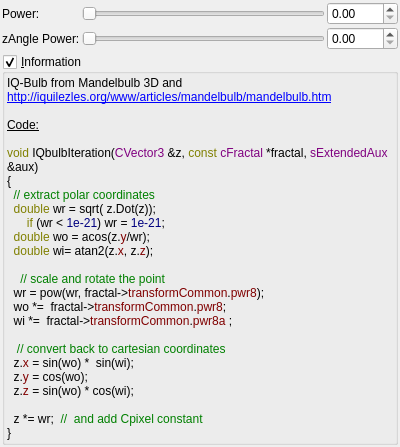
Qt form mandelbulber2/qt_data/fractal_iq_bulb.ui (buddhi1980/mandelbulber2) before a commit.
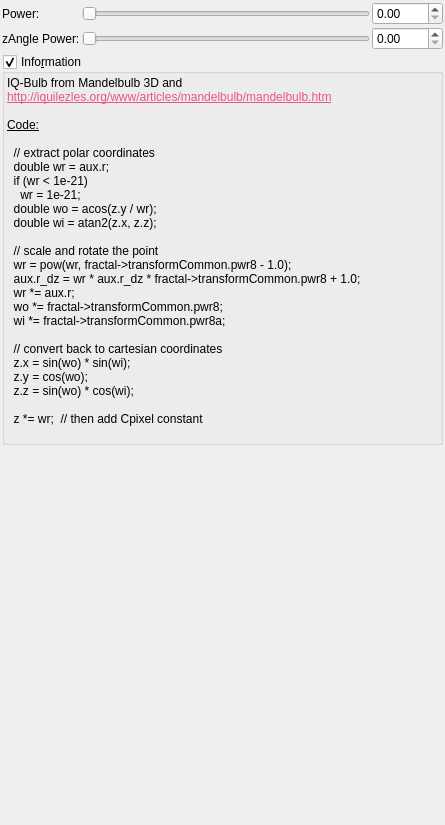
The same form after that commit. Custom widgets are drawn as their Qt base class.

Commit message: Added information boxes to several formulas. Formated code for fractal formulas.

What changed in the file:
```diff
--- a/mandelbulber2/qt_data/fractal_iq_bulb.ui
+++ b/mandelbulber2/qt_data/fractal_iq_bulb.ui
@@ -6,8 +6,8 @@
    <rect>
     <x>0</x>
     <y>0</y>
-    <width>400</width>
-    <height>300</height>
+    <width>445</width>
+    <height>825</height>
    </rect>
   </property>
   <property name="windowTitle">
@@ -157,7 +157,7 @@
    <item>
     <widget class="MyGroupBox" name="groupCheck_info">
      <property name="title">
-      <string>&amp;Information</string>
+      <string>Info&amp;rmation</string>
      </property>
      <property name="flat">
       <bool>false</bool>
@@ -187,33 +187,33 @@
          <string>&lt;!DOCTYPE HTML PUBLIC &quot;-//W3C//DTD HTML 4.0//EN&quot; &quot;http://www.w3.org/TR/REC-html40/strict.dtd&quot;&gt;
 &lt;html&gt;&lt;head&gt;&lt;meta name=&quot;qrichtext&quot; content=&quot;1&quot; /&gt;&lt;style type=&quot;text/css&quot;&gt;
 p, li { white-space: pre-wrap; }
-&lt;/style&gt;&lt;/head&gt;&lt;body style=&quot; font-family:'Ubuntu'; font-size:11pt; font-weight:400; font-style:normal;&quot;&gt;
-&lt;p style=&quot; margin-top:0px; margin-bottom:0px; margin-left:0px; margin-right:0px; -qt-block-indent:0; text-indent:0px;&quot;&gt;&lt;span style=&quot; font-family:'Apolonia Nova Lekka OT'; font-size:9pt; font-weight:200;&quot;&gt;IQ-Bulb from Mandelbulb 3D and&lt;/span&gt;&lt;/p&gt;
-&lt;p style=&quot; margin-top:0px; margin-bottom:0px; margin-left:0px; margin-right:0px; -qt-block-indent:0; text-indent:0px;&quot;&gt;&lt;a href=&quot;http://iquilezles.org/www/articles/mandelbulb/mandelbulb.htm&quot;&gt;&lt;span style=&quot; font-size:9pt; text-decoration: underline; color:#0000ff;&quot;&gt;http://iquilezles.org/www/articles/mandelbulb/mandelbulb.htm&lt;/span&gt;&lt;/a&gt;&lt;/p&gt;
-&lt;p style=&quot;-qt-paragraph-type:empty; margin-top:0px; margin-bottom:0px; margin-left:0px; margin-right:0px; -qt-block-indent:0; text-indent:0px; font-family:'Apolonia Nova Lekka OT'; font-size:9pt; font-weight:200;&quot;&gt;&lt;br /&gt;&lt;/p&gt;
-&lt;p style=&quot; margin-top:0px; margin-bottom:0px; margin-left:0px; margin-right:0px; -qt-block-indent:0; text-indent:0px;&quot;&gt;&lt;span style=&quot; font-family:'Apolonia Nova Lekka OT'; font-size:9pt; font-weight:200; text-decoration: underline;&quot;&gt;Code:&lt;/span&gt;&lt;/p&gt;
-&lt;p style=&quot;-qt-paragraph-type:empty; margin-top:0px; margin-bottom:0px; margin-left:0px; margin-right:0px; -qt-block-indent:0; text-indent:0px; font-family:'Apolonia Nova Lekka OT'; font-size:9pt; font-weight:200; text-decoration: underline;&quot;&gt;&lt;br /&gt;&lt;/p&gt;
-&lt;p style=&quot; margin-top:0px; margin-bottom:0px; margin-left:0px; margin-right:0px; -qt-block-indent:0; text-indent:0px;&quot;&gt;&lt;span style=&quot; font-size:9pt; color:#808000;&quot;&gt;void&lt;/span&gt;&lt;span style=&quot; font-size:9pt; color:#c0c0c0;&quot;&gt; &lt;/span&gt;&lt;span style=&quot; font-size:9pt; color:#000000;&quot;&gt;IQbulbIteration(&lt;/span&gt;&lt;span style=&quot; font-size:9pt; color:#800080;&quot;&gt;CVector3&lt;/span&gt;&lt;span style=&quot; font-size:9pt; color:#c0c0c0;&quot;&gt; &lt;/span&gt;&lt;span style=&quot; font-size:9pt; color:#000000;&quot;&gt;&amp;amp;z,&lt;/span&gt;&lt;span style=&quot; font-size:9pt; color:#c0c0c0;&quot;&gt; &lt;/span&gt;&lt;span style=&quot; font-size:9pt; color:#808000;&quot;&gt;const&lt;/span&gt;&lt;span style=&quot; font-size:9pt; color:#c0c0c0;&quot;&gt; &lt;/span&gt;&lt;span style=&quot; font-size:9pt; color:#800080;&quot;&gt;cFractal&lt;/span&gt;&lt;span style=&quot; font-size:9pt; color:#c0c0c0;&quot;&gt; &lt;/span&gt;&lt;span style=&quot; font-size:9pt; color:#000000;&quot;&gt;*fractal,&lt;/span&gt;&lt;span style=&quot; font-size:9pt; color:#c0c0c0;&quot;&gt; &lt;/span&gt;&lt;span style=&quot; font-size:9pt; color:#800080;&quot;&gt;sExtendedAux&lt;/span&gt;&lt;span style=&quot; font-size:9pt; color:#c0c0c0;&quot;&gt; &lt;/span&gt;&lt;span style=&quot; font-size:9pt; color:#000000;&quot;&gt;&amp;amp;aux)&lt;/span&gt;&lt;/p&gt;
-&lt;p style=&quot; margin-top:0px; margin-bottom:0px; margin-left:0px; margin-right:0px; -qt-block-indent:0; text-indent:0px;&quot;&gt;&lt;span style=&quot; font-family:'Courier New,courier'; font-size:9pt; color:#000000;&quot;&gt;{&lt;/span&gt;&lt;/p&gt;
-&lt;p style=&quot; margin-top:0px; margin-bottom:0px; margin-left:0px; margin-right:0px; -qt-block-indent:0; text-indent:0px;&quot;&gt;&lt;span style=&quot; font-family:'Courier New,courier'; font-size:9pt; color:#c0c0c0;&quot;&gt;  &lt;/span&gt;&lt;span style=&quot; font-family:'Courier New,courier'; font-size:9pt; color:#008000;&quot;&gt;//&lt;/span&gt;&lt;span style=&quot; font-family:'Courier New,courier'; font-size:9pt; color:#c0c0c0;&quot;&gt; &lt;/span&gt;&lt;span style=&quot; font-family:'Courier New,courier'; font-size:9pt; color:#008000;&quot;&gt;extract&lt;/span&gt;&lt;span style=&quot; font-family:'Courier New,courier'; font-size:9pt; color:#c0c0c0;&quot;&gt; &lt;/span&gt;&lt;span style=&quot; font-family:'Courier New,courier'; font-size:9pt; color:#008000;&quot;&gt;polar&lt;/span&gt;&lt;span style=&quot; font-family:'Courier New,courier'; font-size:9pt; color:#c0c0c0;&quot;&gt; &lt;/span&gt;&lt;span style=&quot; font-family:'Courier New,courier'; font-size:9pt; color:#008000;&quot;&gt;coordinates&lt;/span&gt;&lt;/p&gt;
-&lt;p style=&quot; margin-top:0px; margin-bottom:0px; margin-left:0px; margin-right:0px; -qt-block-indent:0; text-indent:0px;&quot;&gt;&lt;span style=&quot; font-family:'Courier New,courier'; font-size:9pt; color:#c0c0c0;&quot;&gt;  &lt;/span&gt;&lt;span style=&quot; font-family:'Courier New,courier'; font-size:9pt; color:#808000;&quot;&gt;double&lt;/span&gt;&lt;span style=&quot; font-family:'Courier New,courier'; font-size:9pt; color:#c0c0c0;&quot;&gt; &lt;/span&gt;&lt;span style=&quot; font-family:'Courier New,courier'; font-size:9pt; color:#000000;&quot;&gt;wr&lt;/span&gt;&lt;span style=&quot; font-family:'Courier New,courier'; font-size:9pt; color:#c0c0c0;&quot;&gt; &lt;/span&gt;&lt;span style=&quot; font-family:'Courier New,courier'; font-size:9pt; color:#000000;&quot;&gt;=&lt;/span&gt;&lt;span style=&quot; font-family:'Courier New,courier'; font-size:9pt; color:#c0c0c0;&quot;&gt; &lt;/span&gt;&lt;span style=&quot; font-family:'Courier New,courier'; font-size:9pt; color:#000000;&quot;&gt;sqrt(&lt;/span&gt;&lt;span style=&quot; font-family:'Courier New,courier'; font-size:9pt; color:#c0c0c0;&quot;&gt; &lt;/span&gt;&lt;span style=&quot; font-family:'Courier New,courier'; font-size:9pt; color:#000000;&quot;&gt;z.Dot(z));&lt;/span&gt;&lt;/p&gt;
-&lt;p style=&quot; margin-top:0px; margin-bottom:0px; margin-left:0px; margin-right:0px; -qt-block-indent:0; text-indent:0px;&quot;&gt;&lt;span style=&quot; font-size:9pt; color:#c0c0c0;&quot;&gt;      &lt;/span&gt;&lt;span style=&quot; font-size:9pt; color:#808000;&quot;&gt;if&lt;/span&gt;&lt;span style=&quot; font-size:9pt; color:#c0c0c0;&quot;&gt; &lt;/span&gt;&lt;span style=&quot; font-size:9pt; color:#000000;&quot;&gt;(wr&lt;/span&gt;&lt;span style=&quot; font-size:9pt; color:#c0c0c0;&quot;&gt; &lt;/span&gt;&lt;span style=&quot; font-size:9pt; color:#000000;&quot;&gt;&amp;lt;&lt;/span&gt;&lt;span style=&quot; font-size:9pt; color:#c0c0c0;&quot;&gt; &lt;/span&gt;&lt;span style=&quot; font-size:9pt; color:#000080;&quot;&gt;1e-21&lt;/span&gt;&lt;span style=&quot; font-size:9pt; color:#000000;&quot;&gt;)&lt;/span&gt;&lt;span style=&quot; font-size:9pt; color:#c0c0c0;&quot;&gt; &lt;/span&gt;&lt;span style=&quot; font-size:9pt; color:#000000;&quot;&gt;wr&lt;/span&gt;&lt;span style=&quot; font-size:9pt; color:#c0c0c0;&quot;&gt; &lt;/span&gt;&lt;span style=&quot; font-size:9pt; color:#000000;&quot;&gt;=&lt;/span&gt;&lt;span style=&quot; font-size:9pt; color:#c0c0c0;&quot;&gt; &lt;/span&gt;&lt;span style=&quot; font-size:9pt; color:#000080;&quot;&gt;1e-21&lt;/span&gt;&lt;span style=&quot; font-size:9pt; color:#000000;&quot;&gt;;&lt;/span&gt;&lt;/p&gt;
-&lt;p style=&quot; margin-top:0px; margin-bottom:0px; margin-left:0px; margin-right:0px; -qt-block-indent:0; text-indent:0px;&quot;&gt;&lt;span style=&quot; font-family:'Courier New,courier'; font-size:9pt; color:#c0c0c0;&quot;&gt;  &lt;/span&gt;&lt;span style=&quot; font-family:'Courier New,courier'; font-size:9pt; color:#808000;&quot;&gt;double&lt;/span&gt;&lt;span style=&quot; font-family:'Courier New,courier'; font-size:9pt; color:#c0c0c0;&quot;&gt; &lt;/span&gt;&lt;span style=&quot; font-family:'Courier New,courier'; font-size:9pt; color:#000000;&quot;&gt;wo&lt;/span&gt;&lt;span style=&quot; font-family:'Courier New,courier'; font-size:9pt; color:#c0c0c0;&quot;&gt; &lt;/span&gt;&lt;span style=&quot; font-family:'Courier New,courier'; font-size:9pt; color:#000000;&quot;&gt;=&lt;/span&gt;&lt;span style=&quot; font-family:'Courier New,courier'; font-size:9pt; color:#c0c0c0;&quot;&gt; &lt;/span&gt;&lt;span style=&quot; font-family:'Courier New,courier'; font-size:9pt; color:#000000;&quot;&gt;acos(z.&lt;/span&gt;&lt;span style=&quot; font-family:'Courier New,courier'; font-size:9pt; color:#800000;&quot;&gt;y&lt;/span&gt;&lt;span style=&quot; font-family:'Courier New,courier'; font-size:9pt; color:#000000;&quot;&gt;/wr);&lt;/span&gt;&lt;/p&gt;
-&lt;p style=&quot; margin-top:0px; margin-bottom:0px; margin-left:0px; margin-right:0px; -qt-block-indent:0; text-indent:0px;&quot;&gt;&lt;span style=&quot; font-family:'Courier New,courier'; font-size:9pt; color:#c0c0c0;&quot;&gt;  &lt;/span&gt;&lt;span style=&quot; font-family:'Courier New,courier'; font-size:9pt; color:#808000;&quot;&gt;double&lt;/span&gt;&lt;span style=&quot; font-family:'Courier New,courier'; font-size:9pt; color:#c0c0c0;&quot;&gt; &lt;/span&gt;&lt;span style=&quot; font-family:'Courier New,courier'; font-size:9pt; color:#000000;&quot;&gt;wi=&lt;/span&gt;&lt;span style=&quot; font-family:'Courier New,courier'; font-size:9pt; color:#c0c0c0;&quot;&gt; &lt;/span&gt;&lt;span style=&quot; font-family:'Courier New,courier'; font-size:9pt; color:#000000;&quot;&gt;atan2(z.&lt;/span&gt;&lt;span style=&quot; font-family:'Courier New,courier'; font-size:9pt; color:#800000;&quot;&gt;x&lt;/span&gt;&lt;span style=&quot; font-family:'Courier New,courier'; font-size:9pt; color:#000000;&quot;&gt;,&lt;/span&gt;&lt;span style=&quot; font-family:'Courier New,courier'; font-size:9pt; color:#c0c0c0;&quot;&gt; &lt;/span&gt;&lt;span style=&quot; font-family:'Courier New,courier'; font-size:9pt; color:#000000;&quot;&gt;z.&lt;/span&gt;&lt;span style=&quot; font-family:'Courier New,courier'; font-size:9pt; color:#800000;&quot;&gt;z&lt;/span&gt;&lt;span style=&quot; font-family:'Courier New,courier'; font-size:9pt; color:#000000;&quot;&gt;);&lt;/span&gt;&lt;/p&gt;
-&lt;p style=&quot;-qt-paragraph-type:empty; margin-top:0px; margin-bottom:0px; margin-left:0px; margin-right:0px; -qt-block-indent:0; text-indent:0px; font-family:'Courier New,courier'; font-size:9pt;&quot;&gt;&lt;br /&gt;&lt;/p&gt;
-&lt;p style=&quot; margin-top:0px; margin-bottom:0px; margin-left:0px; margin-right:0px; -qt-block-indent:0; text-indent:0px;&quot;&gt;&lt;span style=&quot; font-family:'Courier New,courier'; font-size:9pt; color:#c0c0c0;&quot;&gt;    &lt;/span&gt;&lt;span style=&quot; font-family:'Courier New,courier'; font-size:9pt; color:#008000;&quot;&gt;//&lt;/span&gt;&lt;span style=&quot; font-family:'Courier New,courier'; font-size:9pt; color:#c0c0c0;&quot;&gt; &lt;/span&gt;&lt;span style=&quot; font-family:'Courier New,courier'; font-size:9pt; color:#008000;&quot;&gt;scale&lt;/span&gt;&lt;span style=&quot; font-family:'Courier New,courier'; font-size:9pt; color:#c0c0c0;&quot;&gt; &lt;/span&gt;&lt;span style=&quot; font-family:'Courier New,courier'; font-size:9pt; color:#008000;&quot;&gt;and&lt;/span&gt;&lt;span style=&quot; font-family:'Courier New,courier'; font-size:9pt; color:#c0c0c0;&quot;&gt; &lt;/span&gt;&lt;span style=&quot; font-family:'Courier New,courier'; font-size:9pt; color:#008000;&quot;&gt;rotate&lt;/span&gt;&lt;span style=&quot; font-family:'Courier New,courier'; font-size:9pt; color:#c0c0c0;&quot;&gt; &lt;/span&gt;&lt;span style=&quot; font-family:'Courier New,courier'; font-size:9pt; color:#008000;&quot;&gt;the&lt;/span&gt;&lt;span style=&quot; font-family:'Courier New,courier'; font-size:9pt; color:#c0c0c0;&quot;&gt; &lt;/span&gt;&lt;span style=&quot; font-family:'Courier New,courier'; font-size:9pt; color:#008000;&quot;&gt;point&lt;/span&gt;&lt;/p&gt;
-&lt;p style=&quot; margin-top:0px; margin-bottom:0px; margin-left:0px; margin-right:0px; -qt-block-indent:0; text-indent:0px;&quot;&gt;&lt;span style=&quot; font-family:'Courier New,courier'; font-size:9pt; color:#c0c0c0;&quot;&gt;  &lt;/span&gt;&lt;span style=&quot; font-family:'Courier New,courier'; font-size:9pt; color:#000000;&quot;&gt;wr&lt;/span&gt;&lt;span style=&quot; font-family:'Courier New,courier'; font-size:9pt; color:#c0c0c0;&quot;&gt; &lt;/span&gt;&lt;span style=&quot; font-family:'Courier New,courier'; font-size:9pt; color:#000000;&quot;&gt;=&lt;/span&gt;&lt;span style=&quot; font-family:'Courier New,courier'; font-size:9pt; color:#c0c0c0;&quot;&gt; &lt;/span&gt;&lt;span style=&quot; font-family:'Courier New,courier'; font-size:9pt; color:#000000;&quot;&gt;pow(wr,&lt;/span&gt;&lt;span style=&quot; font-family:'Courier New,courier'; font-size:9pt; color:#c0c0c0;&quot;&gt; &lt;/span&gt;&lt;span style=&quot; font-family:'Courier New,courier'; font-size:9pt; color:#000000;&quot;&gt;fractal-&amp;gt;&lt;/span&gt;&lt;span style=&quot; font-family:'Courier New,courier'; font-size:9pt; color:#800000;&quot;&gt;transformCommon&lt;/span&gt;&lt;span style=&quot; font-family:'Courier New,courier'; font-size:9pt; color:#000000;&quot;&gt;.&lt;/span&gt;&lt;span style=&quot; font-family:'Courier New,courier'; font-size:9pt; color:#800000;&quot;&gt;pwr8&lt;/span&gt;&lt;span style=&quot; font-family:'Courier New,courier'; font-size:9pt; color:#000000;&quot;&gt;);&lt;/span&gt;&lt;/p&gt;
-&lt;p style=&quot; margin-top:0px; margin-bottom:0px; margin-left:0px; margin-right:0px; -qt-block-indent:0; text-indent:0px;&quot;&gt;&lt;span style=&quot; font-family:'Courier New,courier'; font-size:9pt; color:#c0c0c0;&quot;&gt;  &lt;/span&gt;&lt;span style=&quot; font-family:'Courier New,courier'; font-size:9pt; color:#000000;&quot;&gt;wo&lt;/span&gt;&lt;span style=&quot; font-family:'Courier New,courier'; font-size:9pt; color:#c0c0c0;&quot;&gt; &lt;/span&gt;&lt;span style=&quot; font-family:'Courier New,courier'; font-size:9pt; color:#000000;&quot;&gt;*=&lt;/span&gt;&lt;span style=&quot; font-family:'Courier New,courier'; font-size:9pt; color:#c0c0c0;&quot;&gt;  &lt;/span&gt;&lt;span style=&quot; font-family:'Courier New,courier'; font-size:9pt; color:#000000;&quot;&gt;fractal-&amp;gt;&lt;/span&gt;&lt;span style=&quot; font-family:'Courier New,courier'; font-size:9pt; color:#800000;&quot;&gt;transformCommon&lt;/span&gt;&lt;span style=&quot; font-family:'Courier New,courier'; font-size:9pt; color:#000000;&quot;&gt;.&lt;/span&gt;&lt;span style=&quot; font-family:'Courier New,courier'; font-size:9pt; color:#800000;&quot;&gt;pwr8&lt;/span&gt;&lt;span style=&quot; font-family:'Courier New,courier'; font-size:9pt; color:#000000;&quot;&gt;;&lt;/span&gt;&lt;/p&gt;
-&lt;p style=&quot; margin-top:0px; margin-bottom:0px; margin-left:0px; margin-right:0px; -qt-block-indent:0; text-indent:0px;&quot;&gt;&lt;span style=&quot; font-family:'Courier New,courier'; font-size:9pt; color:#c0c0c0;&quot;&gt;  &lt;/span&gt;&lt;span style=&quot; font-family:'Courier New,courier'; font-size:9pt; color:#000000;&quot;&gt;wi&lt;/span&gt;&lt;span style=&quot; font-family:'Courier New,courier'; font-size:9pt; color:#c0c0c0;&quot;&gt; &lt;/span&gt;&lt;span style=&quot; font-family:'Courier New,courier'; font-size:9pt; color:#000000;&quot;&gt;*=&lt;/span&gt;&lt;span style=&quot; font-family:'Courier New,courier'; font-size:9pt; color:#c0c0c0;&quot;&gt;  &lt;/span&gt;&lt;span style=&quot; font-family:'Courier New,courier'; font-size:9pt; color:#000000;&quot;&gt;fractal-&amp;gt;&lt;/span&gt;&lt;span style=&quot; font-family:'Courier New,courier'; font-size:9pt; color:#800000;&quot;&gt;transformCommon&lt;/span&gt;&lt;span style=&quot; font-family:'Courier New,courier'; font-size:9pt; color:#000000;&quot;&gt;.&lt;/span&gt;&lt;span style=&quot; font-family:'Courier New,courier'; font-size:9pt; color:#800000;&quot;&gt;pwr8a&lt;/span&gt;&lt;span style=&quot; font-family:'Courier New,courier'; font-size:9pt; color:#c0c0c0;&quot;&gt; &lt;/span&gt;&lt;span style=&quot; font-family:'Courier New,courier'; font-size:9pt; color:#000000;&quot;&gt;;&lt;/span&gt;&lt;/p&gt;
-&lt;p style=&quot;-qt-paragraph-type:empty; margin-top:0px; margin-bottom:0px; margin-left:0px; margin-right:0px; -qt-block-indent:0; text-indent:0px; font-family:'Courier New,courier'; font-size:9pt;&quot;&gt;&lt;br /&gt;&lt;/p&gt;
-&lt;p style=&quot; margin-top:0px; margin-bottom:0px; margin-left:0px; margin-right:0px; -qt-block-indent:0; text-indent:0px;&quot;&gt;&lt;span style=&quot; font-family:'Courier New,courier'; font-size:9pt; color:#c0c0c0;&quot;&gt;   &lt;/span&gt;&lt;span style=&quot; font-family:'Courier New,courier'; font-size:9pt; color:#008000;&quot;&gt;//&lt;/span&gt;&lt;span style=&quot; font-family:'Courier New,courier'; font-size:9pt; color:#c0c0c0;&quot;&gt; &lt;/span&gt;&lt;span style=&quot; font-family:'Courier New,courier'; font-size:9pt; color:#008000;&quot;&gt;convert&lt;/span&gt;&lt;span style=&quot; font-family:'Courier New,courier'; font-size:9pt; color:#c0c0c0;&quot;&gt; &lt;/span&gt;&lt;span style=&quot; font-family:'Courier New,courier'; font-size:9pt; color:#008000;&quot;&gt;back&lt;/span&gt;&lt;span style=&quot; font-family:'Courier New,courier'; font-size:9pt; color:#c0c0c0;&quot;&gt; &lt;/span&gt;&lt;span style=&quot; font-family:'Courier New,courier'; font-size:9pt; color:#008000;&quot;&gt;to&lt;/span&gt;&lt;span style=&quot; font-family:'Courier New,courier'; font-size:9pt; color:#c0c0c0;&quot;&gt; &lt;/span&gt;&lt;span style=&quot; font-family:'Courier New,courier'; font-size:9pt; color:#008000;&quot;&gt;cartesian&lt;/span&gt;&lt;span style=&quot; font-family:'Courier New,courier'; font-size:9pt; color:#c0c0c0;&quot;&gt; &lt;/span&gt;&lt;span style=&quot; font-family:'Courier New,courier'; font-size:9pt; color:#008000;&quot;&gt;coordinates&lt;/span&gt;&lt;/p&gt;
-&lt;p style=&quot; margin-top:0px; margin-bottom:0px; margin-left:0px; margin-right:0px; -qt-block-indent:0; text-indent:0px;&quot;&gt;&lt;span style=&quot; font-family:'Courier New,courier'; font-size:9pt; color:#c0c0c0;&quot;&gt;  &lt;/span&gt;&lt;span style=&quot; font-family:'Courier New,courier'; font-size:9pt; color:#000000;&quot;&gt;z.&lt;/span&gt;&lt;span style=&quot; font-family:'Courier New,courier'; font-size:9pt; color:#800000;&quot;&gt;x&lt;/span&gt;&lt;span style=&quot; font-family:'Courier New,courier'; font-size:9pt; color:#c0c0c0;&quot;&gt; &lt;/span&gt;&lt;span style=&quot; font-family:'Courier New,courier'; font-size:9pt; color:#000000;&quot;&gt;=&lt;/span&gt;&lt;span style=&quot; font-family:'Courier New,courier'; font-size:9pt; color:#c0c0c0;&quot;&gt; &lt;/span&gt;&lt;span style=&quot; font-family:'Courier New,courier'; font-size:9pt; color:#000000;&quot;&gt;sin(wo)&lt;/span&gt;&lt;span style=&quot; font-family:'Courier New,courier'; font-size:9pt; color:#c0c0c0;&quot;&gt; &lt;/span&gt;&lt;span style=&quot; font-family:'Courier New,courier'; font-size:9pt; color:#000000;&quot;&gt;*&lt;/span&gt;&lt;span style=&quot; font-family:'Courier New,courier'; font-size:9pt; color:#c0c0c0;&quot;&gt;  &lt;/span&gt;&lt;span style=&quot; font-family:'Courier New,courier'; font-size:9pt; color:#000000;&quot;&gt;sin(wi);&lt;/span&gt;&lt;/p&gt;
-&lt;p style=&quot; margin-top:0px; margin-bottom:0px; margin-left:0px; margin-right:0px; -qt-block-indent:0; text-indent:0px;&quot;&gt;&lt;span style=&quot; font-family:'Courier New,courier'; font-size:9pt; color:#c0c0c0;&quot;&gt;  &lt;/span&gt;&lt;span style=&quot; font-family:'Courier New,courier'; font-size:9pt; color:#000000;&quot;&gt;z.&lt;/span&gt;&lt;span style=&quot; font-family:'Courier New,courier'; font-size:9pt; color:#800000;&quot;&gt;y&lt;/span&gt;&lt;span style=&quot; font-family:'Courier New,courier'; font-size:9pt; color:#c0c0c0;&quot;&gt; &lt;/span&gt;&lt;span style=&quot; font-family:'Courier New,courier'; font-size:9pt; color:#000000;&quot;&gt;=&lt;/span&gt;&lt;span style=&quot; font-family:'Courier New,courier'; font-size:9pt; color:#c0c0c0;&quot;&gt; &lt;/span&gt;&lt;span style=&quot; font-family:'Courier New,courier'; font-size:9pt; color:#000000;&quot;&gt;cos(wo);&lt;/span&gt;&lt;/p&gt;
-&lt;p style=&quot; margin-top:0px; margin-bottom:0px; margin-left:0px; margin-right:0px; -qt-block-indent:0; text-indent:0px;&quot;&gt;&lt;span style=&quot; font-family:'Courier New,courier'; font-size:9pt; color:#c0c0c0;&quot;&gt;  &lt;/span&gt;&lt;span style=&quot; font-family:'Courier New,courier'; font-size:9pt; color:#000000;&quot;&gt;z.&lt;/span&gt;&lt;span style=&quot; font-family:'Courier New,courier'; font-size:9pt; color:#800000;&quot;&gt;z&lt;/span&gt;&lt;span style=&quot; font-family:'Courier New,courier'; font-size:9pt; color:#c0c0c0;&quot;&gt; &lt;/span&gt;&lt;span style=&quot; font-family:'Courier New,courier'; font-size:9pt; color:#000000;&quot;&gt;=&lt;/span&gt;&lt;span style=&quot; font-family:'Courier New,courier'; font-size:9pt; color:#c0c0c0;&quot;&gt; &lt;/span&gt;&lt;span style=&quot; font-family:'Courier New,courier'; font-size:9pt; color:#000000;&quot;&gt;sin(wo)&lt;/span&gt;&lt;span style=&quot; font-family:'Courier New,courier'; font-size:9pt; color:#c0c0c0;&quot;&gt; &lt;/span&gt;&lt;span style=&quot; font-family:'Courier New,courier'; font-size:9pt; color:#000000;&quot;&gt;*&lt;/span&gt;&lt;span style=&quot; font-family:'Courier New,courier'; font-size:9pt; color:#c0c0c0;&quot;&gt; &lt;/span&gt;&lt;span style=&quot; font-family:'Courier New,courier'; font-size:9pt; color:#000000;&quot;&gt;cos(wi);&lt;/span&gt;&lt;span style=&quot; font-family:'Courier New,courier'; font-size:9pt; color:#c0c0c0;&quot;&gt; &lt;/span&gt;&lt;/p&gt;
-&lt;p style=&quot; margin-top:0px; margin-bottom:0px; margin-left:0px; margin-right:0px; -qt-block-indent:0; text-indent:0px;&quot;&gt;&lt;span style=&quot; font-family:'Courier New,courier'; font-size:9pt; color:#c0c0c0;&quot;&gt;  &lt;/span&gt;&lt;/p&gt;
-&lt;p style=&quot; margin-top:0px; margin-bottom:0px; margin-left:0px; margin-right:0px; -qt-block-indent:0; text-indent:0px;&quot;&gt;&lt;span style=&quot; font-family:'Courier New,courier'; font-size:9pt; color:#c0c0c0;&quot;&gt;  &lt;/span&gt;&lt;span style=&quot; font-family:'Courier New,courier'; font-size:9pt; color:#000000;&quot;&gt;z&lt;/span&gt;&lt;span style=&quot; font-family:'Courier New,courier'; font-size:9pt; color:#c0c0c0;&quot;&gt; &lt;/span&gt;&lt;span style=&quot; font-family:'Courier New,courier'; font-size:9pt; color:#000000;&quot;&gt;*=&lt;/span&gt;&lt;span style=&quot; font-family:'Courier New,courier'; font-size:9pt; color:#c0c0c0;&quot;&gt; &lt;/span&gt;&lt;span style=&quot; font-family:'Courier New,courier'; font-size:9pt; color:#000000;&quot;&gt;wr;&lt;/span&gt;&lt;span style=&quot; font-family:'Courier New,courier'; font-size:9pt; color:#c0c0c0;&quot;&gt;  &lt;/span&gt;&lt;span style=&quot; font-family:'Courier New,courier'; font-size:9pt; color:#008000;&quot;&gt;//&lt;/span&gt;&lt;span style=&quot; font-family:'Courier New,courier'; font-size:9pt; color:#c0c0c0;&quot;&gt;  &lt;/span&gt;&lt;span style=&quot; font-family:'Courier New,courier'; font-size:9pt; color:#008000;&quot;&gt;and add&lt;/span&gt;&lt;span style=&quot; font-family:'Courier New,courier'; font-size:9pt; color:#c0c0c0;&quot;&gt; &lt;/span&gt;&lt;span style=&quot; font-family:'Courier New,courier'; font-size:9pt; color:#008000;&quot;&gt;Cpixel&lt;/span&gt;&lt;span style=&quot; font-family:'Courier New,courier'; font-size:9pt; color:#c0c0c0;&quot;&gt; &lt;/span&gt;&lt;span style=&quot; font-family:'Courier New,courier'; font-size:9pt; color:#008000;&quot;&gt;constant&lt;/span&gt;&lt;/p&gt;
-&lt;p style=&quot; margin-top:0px; margin-bottom:0px; margin-left:0px; margin-right:0px; -qt-block-indent:0; text-indent:0px;&quot;&gt;&lt;span style=&quot; font-family:'Courier New,courier'; font-size:9pt; color:#000000;&quot;&gt;}&lt;/span&gt;&lt;/p&gt;
-&lt;p style=&quot; margin-top:0px; margin-bottom:0px; margin-left:0px; margin-right:0px; -qt-block-indent:0; text-indent:0px;&quot;&gt;&lt;span style=&quot; font-family:'Apolonia Nova Lekka OT'; font-size:9pt; font-weight:200;&quot;&gt; &lt;/span&gt;&lt;/p&gt;&lt;/body&gt;&lt;/html&gt;</string>
+&lt;/style&gt;&lt;/head&gt;&lt;body&gt;
+&lt;p style=&quot; margin-top:0px; margin-bottom:0px; margin-left:0px; margin-right:0px; -qt-block-indent:0; text-indent:0px;&quot;&gt;IQ-Bulb from Mandelbulb 3D and&lt;/p&gt;
+&lt;p style=&quot; margin-top:0px; margin-bottom:0px; margin-left:0px; margin-right:0px; -qt-block-indent:0; text-indent:0px;&quot;&gt;&lt;a href=&quot;http://iquilezles.org/www/articles/mandelbulb/mandelbulb.htm&quot;&gt;&lt;span style=&quot; text-decoration: underline; color:#e85290;&quot;&gt;http://iquilezles.org/www/articles/mandelbulb/mandelbulb.htm&lt;/span&gt;&lt;/a&gt;&lt;/p&gt;
+&lt;p style=&quot;-qt-paragraph-type:empty; margin-top:0px; margin-bottom:0px; margin-left:0px; margin-right:0px; -qt-block-indent:0; text-indent:0px;&quot;&gt;&lt;br /&gt;&lt;/p&gt;
+&lt;p style=&quot; margin-top:0px; margin-bottom:0px; margin-left:0px; margin-right:0px; -qt-block-indent:0; text-indent:0px;&quot;&gt;&lt;span style=&quot; text-decoration: underline;&quot;&gt;Code:&lt;/span&gt;&lt;/p&gt;
+&lt;p style=&quot;-qt-paragraph-type:empty; margin-top:0px; margin-bottom:0px; margin-left:0px; margin-right:0px; -qt-block-indent:0; text-indent:0px; text-decoration: underline;&quot;&gt;&lt;br /&gt;&lt;/p&gt;
+&lt;p style=&quot; margin-top:0px; margin-bottom:0px; margin-left:0px; margin-right:0px; -qt-block-indent:0; text-indent:0px;&quot;&gt;  // extract polar coordinates&lt;/p&gt;
+&lt;p style=&quot; margin-top:0px; margin-bottom:0px; margin-left:0px; margin-right:0px; -qt-block-indent:0; text-indent:0px;&quot;&gt;  double wr = aux.r;&lt;/p&gt;
+&lt;p style=&quot; margin-top:0px; margin-bottom:0px; margin-left:0px; margin-right:0px; -qt-block-indent:0; text-indent:0px;&quot;&gt;  if (wr &amp;lt; 1e-21)&lt;/p&gt;
+&lt;p style=&quot; margin-top:0px; margin-bottom:0px; margin-left:0px; margin-right:0px; -qt-block-indent:0; text-indent:0px;&quot;&gt;    wr = 1e-21;&lt;/p&gt;
+&lt;p style=&quot; margin-top:0px; margin-bottom:0px; margin-left:0px; margin-right:0px; -qt-block-indent:0; text-indent:0px;&quot;&gt;  double wo = acos(z.y / wr);&lt;/p&gt;
+&lt;p style=&quot; margin-top:0px; margin-bottom:0px; margin-left:0px; margin-right:0px; -qt-block-indent:0; text-indent:0px;&quot;&gt;  double wi = atan2(z.x, z.z);&lt;/p&gt;
+&lt;p style=&quot;-qt-paragraph-type:empty; margin-top:0px; margin-bottom:0px; margin-left:0px; margin-right:0px; -qt-block-indent:0; text-indent:0px;&quot;&gt;&lt;br /&gt;&lt;/p&gt;
+&lt;p style=&quot; margin-top:0px; margin-bottom:0px; margin-left:0px; margin-right:0px; -qt-block-indent:0; text-indent:0px;&quot;&gt;  // scale and rotate the point&lt;/p&gt;
+&lt;p style=&quot; margin-top:0px; margin-bottom:0px; margin-left:0px; margin-right:0px; -qt-block-indent:0; text-indent:0px;&quot;&gt;  wr = pow(wr, fractal-&amp;gt;transformCommon.pwr8 - 1.0);&lt;/p&gt;
+&lt;p style=&quot; margin-top:0px; margin-bottom:0px; margin-left:0px; margin-right:0px; -qt-block-indent:0; text-indent:0px;&quot;&gt;  aux.r_dz = wr * aux.r_dz * fractal-&amp;gt;transformCommon.pwr8 + 1.0;&lt;/p&gt;
+&lt;p style=&quot; margin-top:0px; margin-bottom:0px; margin-left:0px; margin-right:0px; -qt-block-indent:0; text-indent:0px;&quot;&gt;  wr *= aux.r;&lt;/p&gt;
+&lt;p style=&quot; margin-top:0px; margin-bottom:0px; margin-left:0px; margin-right:0px; -qt-block-indent:0; text-indent:0px;&quot;&gt;  wo *= fractal-&amp;gt;transformCommon.pwr8;&lt;/p&gt;
+&lt;p style=&quot; margin-top:0px; margin-bottom:0px; margin-left:0px; margin-right:0px; -qt-block-indent:0; text-indent:0px;&quot;&gt;  wi *= fractal-&amp;gt;transformCommon.pwr8a;&lt;/p&gt;
+&lt;p style=&quot;-qt-paragraph-type:empty; margin-top:0px; margin-bottom:0px; margin-left:0px; margin-right:0px; -qt-block-indent:0; text-indent:0px;&quot;&gt;&lt;br /&gt;&lt;/p&gt;
+&lt;p style=&quot; margin-top:0px; margin-bottom:0px; margin-left:0px; margin-right:0px; -qt-block-indent:0; text-indent:0px;&quot;&gt;  // convert back to cartesian coordinates&lt;/p&gt;
+&lt;p style=&quot; margin-top:0px; margin-bottom:0px; margin-left:0px; margin-right:0px; -qt-block-indent:0; text-indent:0px;&quot;&gt;  z.x = sin(wo) * sin(wi);&lt;/p&gt;
+&lt;p style=&quot; margin-top:0px; margin-bottom:0px; margin-left:0px; margin-right:0px; -qt-block-indent:0; text-indent:0px;&quot;&gt;  z.y = cos(wo);&lt;/p&gt;
+&lt;p style=&quot; margin-top:0px; margin-bottom:0px; margin-left:0px; margin-right:0px; -qt-block-indent:0; text-indent:0px;&quot;&gt;  z.z = sin(wo) * cos(wi);&lt;/p&gt;
+&lt;p style=&quot;-qt-paragraph-type:empty; margin-top:0px; margin-bottom:0px; margin-left:0px; margin-right:0px; -qt-block-indent:0; text-indent:0px;&quot;&gt;&lt;br /&gt;&lt;/p&gt;
+&lt;p style=&quot; margin-top:0px; margin-bottom:0px; margin-left:0px; margin-right:0px; -qt-block-indent:0; text-indent:0px;&quot;&gt;  z *= wr;  // then add Cpixel constant&lt;/p&gt;
+&lt;p style=&quot;-qt-paragraph-type:empty; margin-top:0px; margin-bottom:0px; margin-left:0px; margin-right:0px; -qt-block-indent:0; text-indent:0px;&quot;&gt;&lt;br /&gt;&lt;/p&gt;&lt;/body&gt;&lt;/html&gt;</string>
         </property>
         <property name="wordWrap">
          <bool>true</bool>
```
Left out of the diff: 6 changed lines with no effect on the pictures. The commit also changes 8 other files.
